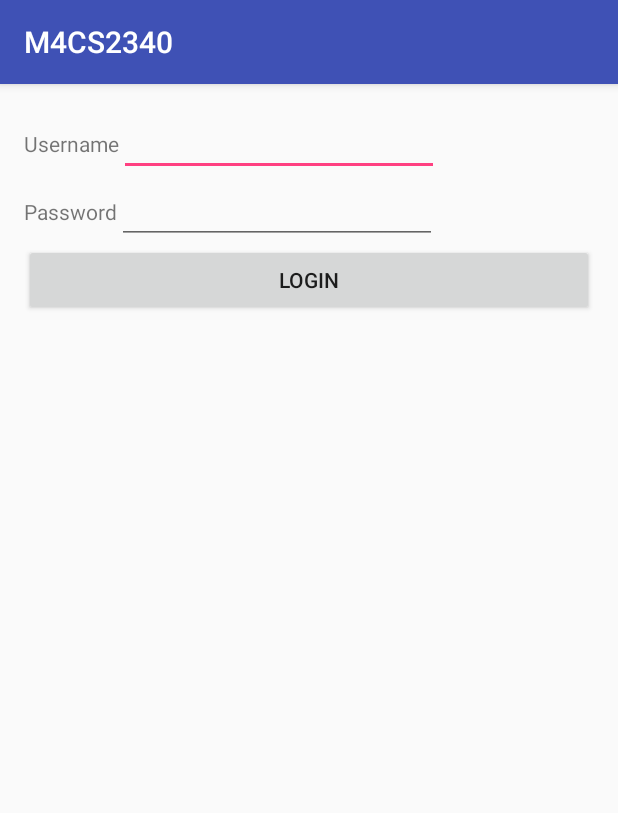
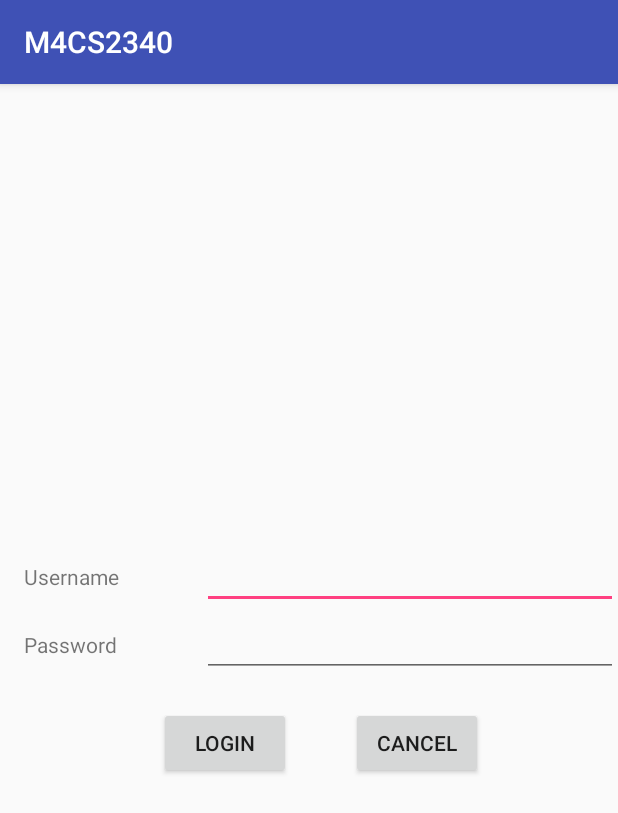
Before and after one commit to rohithmacherla/WaterSource, an Android app: the LoginActivity screen opened directly, with no data from a screen before it, on a phone screen of 412 x 824 dp. Shown: the top 813 px of the screen. Run offline under Robolectric (Android 15) with nearby library versions, the phone set to English and light mode, and no system bars.

Commit message:
add cancel button and minor UI adjustments

```diff
--- a/app/src/main/java/com/example/myothiha09/m4cs2340/controller/LoginActivity.java
+++ b/app/src/main/java/com/example/myothiha09/m4cs2340/controller/LoginActivity.java
@@ -30,6 +30,9 @@ public class LoginActivity extends AppCompatActivity {
             dialog.show();
         }
     }
+    public void onCancelPressed(View v) {
+        finish();
+    }
     private boolean checkPassword() {
         String username2 = username.getText().toString();
         String password2 = password.getText().toString();
--- a/app/src/main/res/layout/login_screen.xml
+++ b/app/src/main/res/layout/login_screen.xml
@@ -4,15 +4,13 @@
     android:id="@+id/activity_login_acitivity"
     android:layout_width="match_parent"
     android:layout_height="match_parent"
-    android:paddingBottom="@dimen/activity_vertical_margin"
-    android:paddingLeft="@dimen/activity_horizontal_margin"
-    android:paddingRight="@dimen/activity_horizontal_margin"
-    android:paddingTop="@dimen/activity_vertical_margin"
     android:orientation="vertical"
-    tools:context="com.example.myothiha09.m4cs2340.controller.controller.LoginActivity">
+    tools:context="com.example.myothiha09.m4cs2340.controller.controller.LoginActivity"
+    android:gravity="center_vertical"
+    android:paddingLeft="16dp">
 
     <LinearLayout
-        android:layout_width="wrap_content"
+        android:layout_width="match_parent"
         android:layout_height="wrap_content"
         android:orientation="horizontal">
         <TextView
@@ -26,14 +24,15 @@
             android:layout_width="wrap_content"
             android:layout_height="wrap_content"
             android:inputType="textPersonName"
-            android:ems="10"
+            android:ems="13"
             android:id="@+id/userNameText" />
     </LinearLayout>
 
     <LinearLayout
-        android:layout_width="wrap_content"
+        android:layout_width="match_parent"
         android:layout_height="wrap_content"
-        android:orientation="horizontal">
+        android:orientation="horizontal"
+        android:paddingBottom="20dp">
         <TextView
             android:text="Password"
             android:layout_width="wrap_content"
@@ -45,16 +44,36 @@
             android:layout_width="wrap_content"
             android:layout_height="wrap_content"
             android:inputType="textPassword"
-            android:ems="10"
+            android:ems="13"
             android:id="@+id/passwordText" />
     </LinearLayout>
+    <LinearLayout
+        android:layout_width="match_parent"
+        android:layout_height="wrap_content"
+        android:orientation="horizontal"
+        android:gravity="center_horizontal">
+    <Button
+        android:text="Login"
+        android:layout_width="wrap_content"
+        android:layout_height="wrap_content"
+        android:id="@+id/loginButton"
+        android:onClick="onLoginPressed"
+        android:elevation="24dp"
+        android:layout_marginRight="20dp" />
 
     <Button
-        android:text="Login"
-        android:layout_width="match_parent"
+        android:text="Cancel"
+        android:layout_width="wrap_content"
         android:layout_height="wrap_content"
-        android:id="@+id/loginButton"
-        android:onClick="onLoginPressed" />
+        android:id="@+id/button"
+        style="@style/Widget.AppCompat.Button"
+        android:onClick="onCancelPressed"
+        android:paddingTop="10dp"
+        android:elevation="0dp"
+        android:layout_marginLeft="20dp" />
+    </LinearLayout>
+
+
 
 
 </LinearLayout>
```
